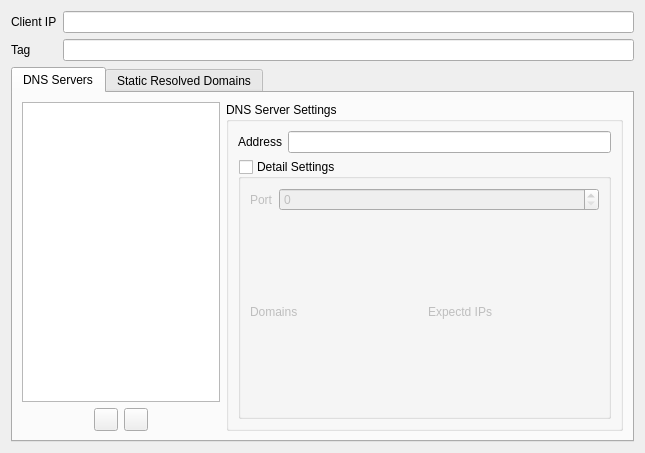
Above: src/ui/widgets/DnsSettingsWidget.ui from Qv2ray/Qv2ray before the change. Below: the same form after it.
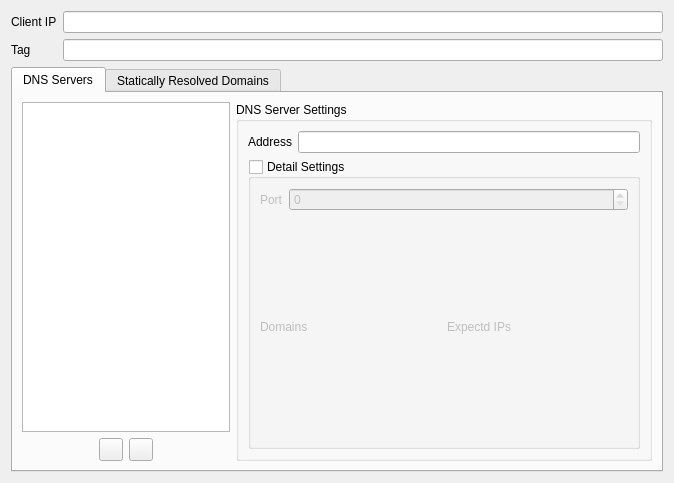
That is the form after the change. Icons and pictures are not drawn.

What changed in the file:
```diff
--- a/src/ui/widgets/DnsSettingsWidget.ui
+++ b/src/ui/widgets/DnsSettingsWidget.ui
@@ -6,8 +6,8 @@
    <rect>
     <x>0</x>
     <y>0</y>
-    <width>645</width>
-    <height>453</height>
+    <width>674</width>
+    <height>483</height>
    </rect>
   </property>
   <property name="windowTitle">
@@ -187,7 +187,7 @@
      </widget>
      <widget class="QWidget" name="tab">
       <attribute name="title">
-       <string>Static Resolved Domains</string>
+       <string>Statically Resolved Domains</string>
       </attribute>
       <layout class="QGridLayout" name="gridLayout">
        <item row="0" column="0">
```
